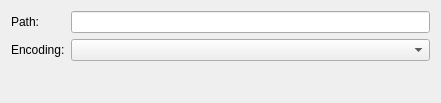
Above: src/mdtcsv/mdtCsvFileSettingsWidget.ui from scandyna/multidiagtools before the change. Below: the same form after it.
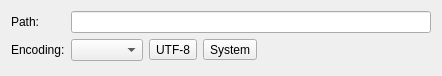
That is the form after the change.

Patch:
```diff
--- a/src/mdtcsv/mdtCsvFileSettingsWidget.ui
+++ b/src/mdtcsv/mdtCsvFileSettingsWidget.ui
@@ -6,8 +6,8 @@
    <rect>
     <x>0</x>
     <y>0</y>
-    <width>441</width>
-    <height>103</height>
+    <width>442</width>
+    <height>76</height>
    </rect>
   </property>
   <property name="windowTitle">
@@ -22,7 +22,20 @@
     </widget>
    </item>
    <item row="0" column="1">
-    <widget class="QLineEdit" name="leFilePath"/>
+    <widget class="QLineEdit" name="leFilePath">
+     <property name="maximumSize">
+      <size>
+       <width>16777215</width>
+       <height>16777215</height>
+      </size>
+     </property>
+     <property name="maxLength">
+      <number>500</number>
+     </property>
+     <property name="readOnly">
+      <bool>true</bool>
+     </property>
+    </widget>
    </item>
    <item row="1" column="0">
     <widget class="QLabel" name="lbFileEncoding">
@@ -32,7 +45,45 @@
     </widget>
    </item>
    <item row="1" column="1">
-    <widget class="QComboBox" name="cbFileEncoding"/>
+    <layout class="QHBoxLayout" name="horizontalLayout">
+     <item>
+      <widget class="QComboBox" name="cbFileEncoding">
+       <property name="maximumSize">
+        <size>
+         <width>200</width>
+         <height>16777215</height>
+        </size>
+       </property>
+      </widget>
+     </item>
+     <item>
+      <widget class="QToolButton" name="tbSelectUtf8Encoding">
+       <property name="text">
+        <string>UTF-8</string>
+       </property>
+      </widget>
+     </item>
+     <item>
+      <widget class="QToolButton" name="tbSelectSystemEncoding">
+       <property name="text">
+        <string>System</string>
+       </property>
+      </widget>
+     </item>
+     <item>
+      <spacer name="horizontalSpacer">
+       <property name="orientation">
+        <enum>Qt::Horizontal</enum>
+       </property>
+       <property name="sizeHint" stdset="0">
+        <size>
+         <width>40</width>
+         <height>20</height>
+        </size>
+       </property>
+      </spacer>
+     </item>
+    </layout>
    </item>
   </layout>
  </widget>
```
